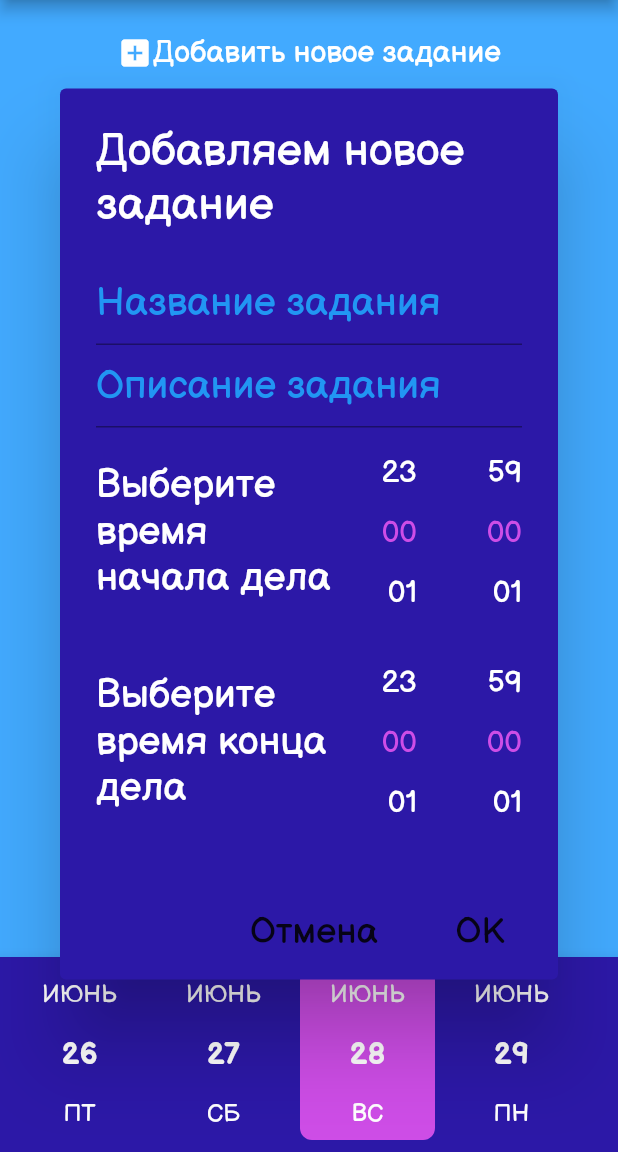
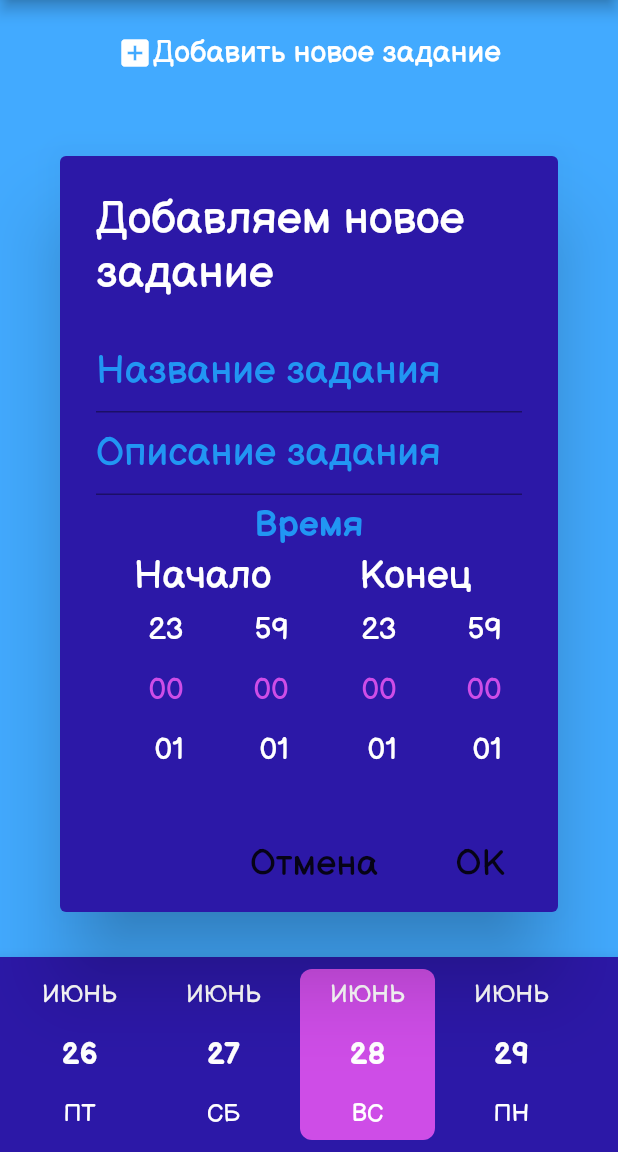
Before and after one commit to KolasikOmetov/Let-s-Do-It, a Flutter app: the screen it shows after launch, after a tap on "Добавить новое задание", on a phone screen of 412 x 824 dp, the part 84-1236 px from its top. Run offline on Flutter 3.47's test engine with Material 2 defaults, Android fonts, the light colour scheme and no system bars; drawn by our look-alikes of date_picker_timeline, flutter_time_picker_spinner; our stand-ins replace flushbar, flutter_vector_icons, hive; accounts and stored records are empty; generated files the repository leaves out were written again.

Commit message:
Changed aproach of choosing time

```diff
--- a/lib/screens/mainScreen/add_window.dart
+++ b/lib/screens/mainScreen/add_window.dart
@@ -38,11 +38,23 @@ class _AddWindowState extends State<AddWindow> {
                     hintStyle: TextStyle(color: Theme.of(context).accentColor)),
                 onChanged: (value) => description = value,
                 maxLines: null),
-            Container(
-                padding: EdgeInsets.symmetric(vertical: 10),
-                child: Row(
+            Padding(
+              padding: const EdgeInsets.symmetric(horizontal: 15, vertical: 5),
+              child: Text(
+                "Время",
+                style: TextStyle(
+                    fontWeight: FontWeight.w600,
+                    fontSize: Theme.of(context).textTheme.bodyText1.fontSize,
+                    color: Theme.of(context).accentColor),
+              ),
+            ),
+            Row(
+              mainAxisAlignment: MainAxisAlignment.spaceAround,
+              children: [
+              Column(
+                mainAxisAlignment: MainAxisAlignment.center,
                   children: <Widget>[
-                    Expanded(child: Text("Выберите время начала дела")),
+                    Text("Начало"),
                     TimePickerSpinner(
                       time: Provider.of<TasksState>(context, listen: false)
                           .curDate,
@@ -58,12 +70,11 @@ class _AddWindowState extends State<AddWindow> {
                       },
                     ),
                   ],
-                )),
-            Container(
-                padding: EdgeInsets.symmetric(vertical: 10),
-                child: Row(
+                ),
+              Column(
+                mainAxisAlignment: MainAxisAlignment.center,
                   children: <Widget>[
-                    Expanded(child: Text("Выберите время конца дела")),
+                    Text("Конец"),
                     TimePickerSpinner(
                       time: Provider.of<TasksState>(context, listen: false)
                           .curDate,
@@ -79,7 +90,8 @@ class _AddWindowState extends State<AddWindow> {
                       },
                     ),
                   ],
-                )),
+                )
+            ]),
           ],
         ),
       ),
@@ -98,7 +110,7 @@ class _AddWindowState extends State<AddWindow> {
               if (dateEnd.isBefore(dateStart) ||
                   dateEnd.isAtSameMomentAs(dateStart)) {
                 return showToast(
-                    "Времена не могу совпадать или быть в обратном порядке");
+                    "Времена не могут совпадать или быть в обратном порядке");
               }
               id = (dateStart.millisecondsSinceEpoch / 60000).round();
               if (Provider.of<TasksState>(context, listen: false)
```
Also changed, not shown: lib/screens/taskScreen/task_screen.dart (+20 -22 lines).
